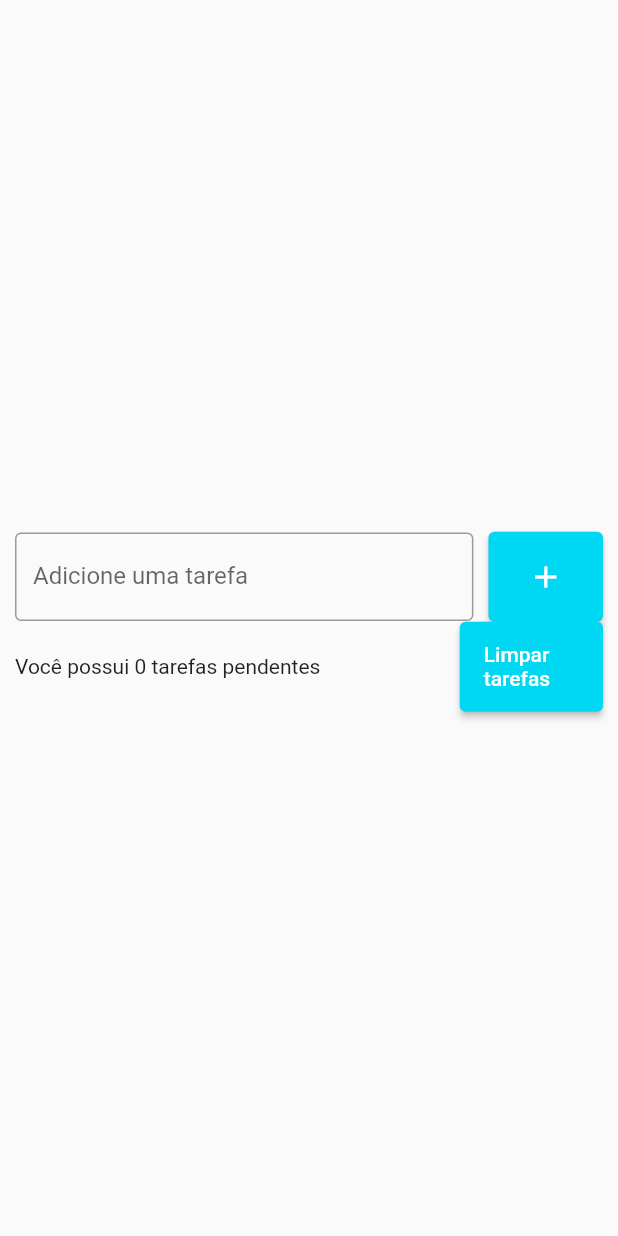
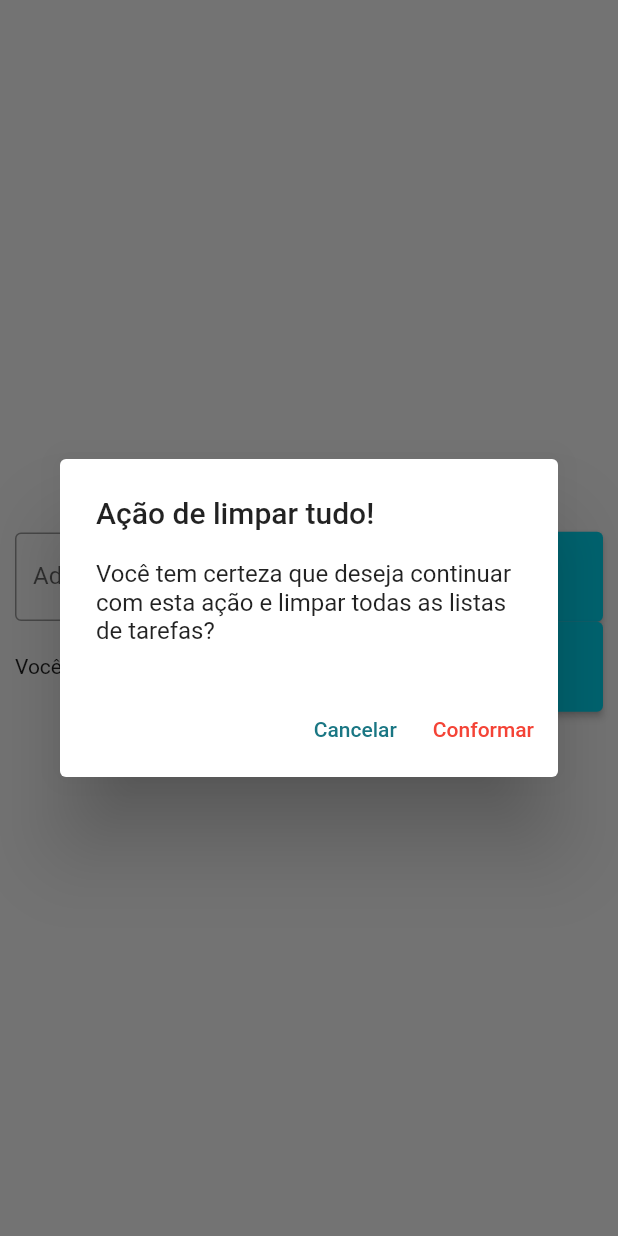
Before and after one commit to Anfacibry/lista, a Flutter app: the screen it shows after launch, after a tap on "Limpar tarefas", on a phone screen of 412 x 824 dp. Run offline on Flutter 3.47's test engine with Material 2 defaults, Android fonts, the phone set to English and light mode, and no system bars; our stand-ins replace flutter_slidable.

Commit message:
adicionando dialoge de alerta para lista ser deletada

```diff
--- a/lib/pages/tela_principal.dart
+++ b/lib/pages/tela_principal.dart
@@ -43,6 +43,44 @@ class _TelaPrincipalState extends State<TelaPrincipal> {
             });
           },
         ),
+      ),
+    );
+  }
+
+  void limpandoListaTarefas() {
+    showDialog(
+      context: context,
+      builder: (context) => AlertDialog(
+        title: const Text("Ação de limpar tudo!"),
+        content: const Text(
+            "Você tem certeza que deseja continuar com esta ação e limpar todas as listas de tarefas?"),
+        actions: [
+          TextButton(
+            onPressed: () {
+              Navigator.of(context).pop();
+            },
+            child: const Text(
+              "Cancelar",
+              style: TextStyle(
+                color: Color.fromARGB(255, 25, 118, 131),
+              ),
+            ),
+          ),
+          TextButton(
+            onPressed: () {
+              setState(() {
+                Navigator.of(context).pop();
+                lista.clear();
+              });
+            },
+            child: const Text(
+              "Conformar",
+              style: TextStyle(
+                color: Colors.red,
+              ),
+            ),
+          ),
+        ],
       ),
     );
   }
@@ -113,7 +151,7 @@ class _TelaPrincipalState extends State<TelaPrincipal> {
                   const SizedBox(width: 10),
                   Expanded(
                     child: ElevatedButton(
-                      onPressed: () {},
+                      onPressed: limpandoListaTarefas,
                       child: const Text("Limpar tarefas"),
                       style: ElevatedButton.styleFrom(
                         primary: const Color(0xFF00D7F3),
```
